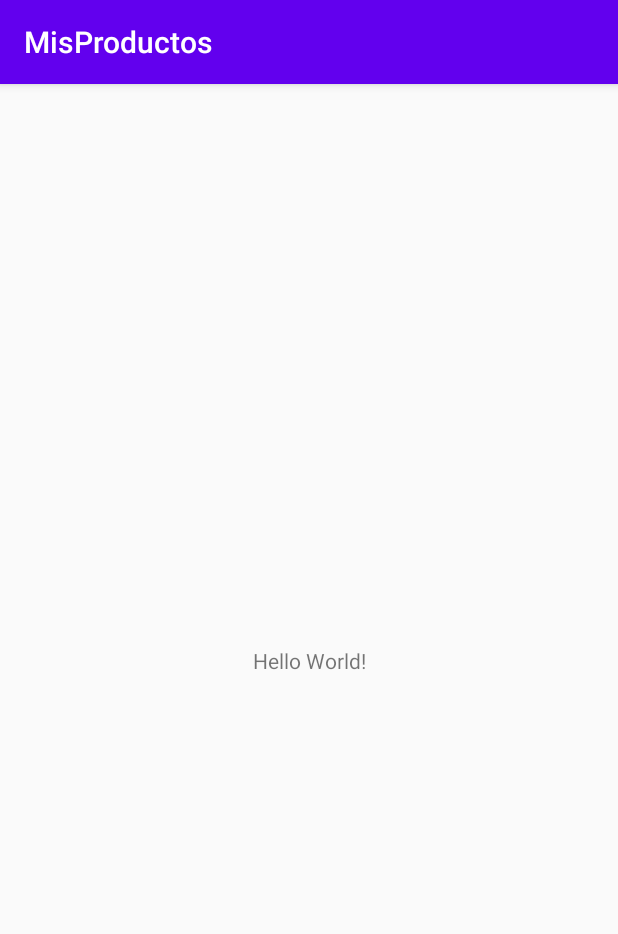
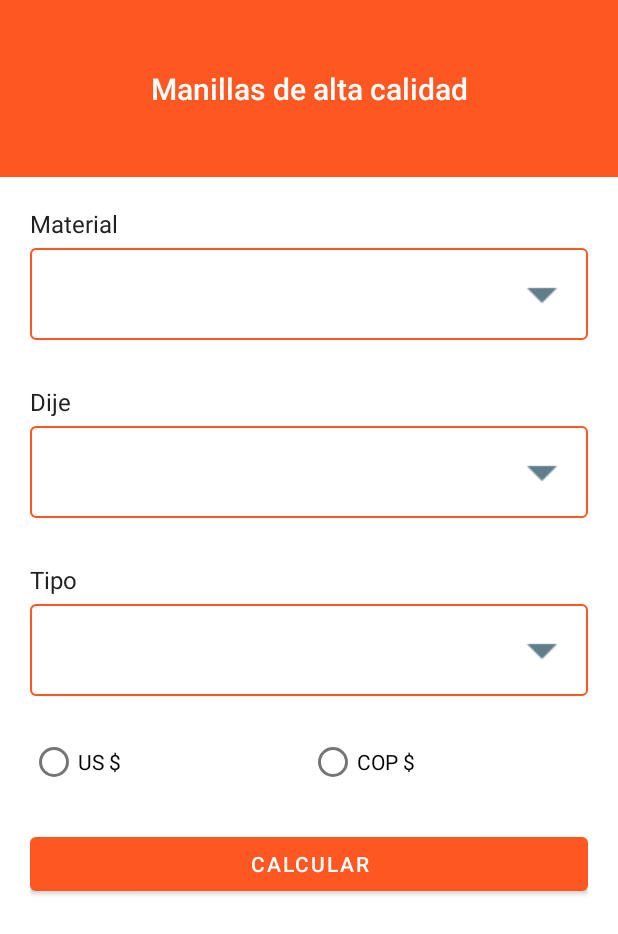
Before and after one commit to javauniversal/MisProductos, an Android app: the screen it shows after launch (ListProduct), on a phone screen of 412 x 824 dp. Shown: the top 934 px of the screen. Run offline under Robolectric (Android 15) with nearby library versions, the phone set to English and light mode, and no system bars.

Commit message:
creating the mvp architecture structure

```diff
--- a/app/build.gradle
+++ b/app/build.gradle
@@ -31,4 +31,5 @@ dependencies {
     testImplementation 'junit:junit:4.12'
     androidTestImplementation 'androidx.test.ext:junit:1.1.1'
     androidTestImplementation 'androidx.test.espresso:espresso-core:3.2.0'
+    implementation 'com.google.android.material:material:1.1.0'
 }
--- /dev/null
+++ b/app/src/main/java/com/fiiss/misproductos/entities/Material.java
@@ -0,0 +1,23 @@
+package com.fiiss.misproductos.entities;
+
+public class Material {
+
+    private int id;
+    private String description;
+
+    public int getId() {
+        return id;
+    }
+
+    public void setId(int id) {
+        this.id = id;
+    }
+
+    public String getDescription() {
+        return description;
+    }
+
+    public void setDescription(String description) {
+        this.description = description;
+    }
+}
--- /dev/null
+++ b/app/src/main/java/com/fiiss/misproductos/entities/Said.java
@@ -0,0 +1,23 @@
+package com.fiiss.misproductos.entities;
+
+public class Said {
+
+    private int id;
+    private String description;
+
+    public int getId() {
+        return id;
+    }
+
+    public void setId(int id) {
+        this.id = id;
+    }
+
+    public String getDescription() {
+        return description;
+    }
+
+    public void setDescription(String description) {
+        this.description = description;
+    }
+}
--- /dev/null
+++ b/app/src/main/java/com/fiiss/misproductos/entities/Type.java
@@ -0,0 +1,23 @@
+package com.fiiss.misproductos.entities;
+
+public class Type {
+
+    private int id;
+    private String description;
+
+    public int getId() {
+        return id;
+    }
+
+    public void setId(int id) {
+        this.id = id;
+    }
+
+    public String getDescription() {
+        return description;
+    }
+
+    public void setDescription(String description) {
+        this.description = description;
+    }
+}
--- /dev/null
+++ b/app/src/main/java/com/fiiss/misproductos/interfaces/InterfaceActivity.java
@@ -0,0 +1,22 @@
+package com.fiiss.misproductos.interfaces;
+
+public interface InterfaceActivity {
+
+    interface View {
+        //void respuestaTokenUsuarioView(UsuarioApp usuarioApp);
+        //void respuestaTolenErrorView(String data);
+    }
+
+    interface Model {
+        //void getTokenUsuarioModel(UsuarioApp usuarioApp, ServiceRestApp serviceRestApp);
+        //void getUsuarioModel(UsuarioApp usuarioApp, ServiceRestApp serviceRestApp);
+    }
+
+    interface Presenter {
+        //void getTokenUsuarioPresenter(UsuarioApp usuarioApp, ServiceRestApp serviceRestApp);
+        //void respuestaTokenPresenter(UsuarioApp usuarioApp);
+        ///void respuestaErrorTokenPresenter(String data);
+        //void getUsuarioPresenter(UsuarioApp usuarioApp, ServiceRestApp serviceRestApp);
+    }
+
+}
--- a/app/src/main/java/com/fiiss/misproductos/view/ListProduct.java
+++ b/app/src/main/java/com/fiiss/misproductos/view/ListProduct.java
@@ -3,15 +3,50 @@ package com.fiiss.misproductos.view;
 import androidx.appcompat.app.AppCompatActivity;
 
 import android.os.Bundle;
+import android.view.View;
+import android.widget.AdapterView;
+import android.widget.Button;
+import android.widget.RadioGroup;
+import android.widget.Spinner;
 
 import com.fiiss.misproductos.R;
 
-public class ListProduct extends AppCompatActivity {
+public class ListProduct extends AppCompatActivity implements View.OnClickListener, AdapterView.OnItemSelectedListener {
+
+    private Spinner spMaterial;
+    private Spinner spSaid;
+    private Spinner spType;
+    private RadioGroup radioGroup;
+    private Button btnCalcular;
 
     @Override
     protected void onCreate(Bundle savedInstanceState) {
         super.onCreate(savedInstanceState);
         setContentView(R.layout.activity_main);
+
+        spMaterial = findViewById(R.id.spMaterial);
+        spSaid = findViewById(R.id.spSaid);
+        spType = findViewById(R.id.spType);
+        radioGroup = findViewById(R.id.radioGroup);
+        btnCalcular = findViewById(R.id.btnCalcular);
+        btnCalcular.setOnClickListener(this);
+
     }
 
+    @Override
+    public void onClick(View v) {
+        if (v.getId() == R.id.btnCalcular) {
+
+        }
+    }
+
+    @Override
+    public void onItemSelected(AdapterView<?> parent, View view, int position, long id) {
+
+    }
+
+    @Override
+    public void onNothingSelected(AdapterView<?> parent) {
+
+    }
 }
--- /dev/null
+++ b/app/src/main/res/drawable/spinner_background.xml
@@ -0,0 +1,24 @@
+<?xml version="1.0" encoding="utf-8"?>
+<selector xmlns:tools="http://schemas.android.com/tools" xmlns:android="http://schemas.android.com/apk/res/android">
+    <item><layer-list>
+        <item>
+            <shape tools:ignore="ExtraText">
+                android:color="@color/>
+                <corners android:radius="3dp" />
+
+                <padding
+                    android:bottom="7dp"
+                    android:left="7dp"
+                    android:right="7dp"
+                    android:top="7dp" />
+                <stroke
+                    android:width="1dp"
+                    android:color="?attr/colorPrimary"/>
+            </shape>
+        </item>
+        <item >
+            <bitmap android:gravity="bottom|right"
+                android:src="@drawable/ic_arrow_drop_down" />
+        </item>
+    </layer-list></item>
+</selector>
--- a/app/src/main/res/layout/activity_main.xml
+++ b/app/src/main/res/layout/activity_main.xml
@@ -1,18 +1,110 @@
 <?xml version="1.0" encoding="utf-8"?>
-<androidx.constraintlayout.widget.ConstraintLayout xmlns:android="http://schemas.android.com/apk/res/android"
-    xmlns:app="http://schemas.android.com/apk/res-auto"
+<LinearLayout xmlns:android="http://schemas.android.com/apk/res/android"
     xmlns:tools="http://schemas.android.com/tools"
     android:layout_width="match_parent"
     android:layout_height="match_parent"
+    android:orientation="vertical"
     tools:context=".view.ListProduct">
 
-    <TextView
-        android:layout_width="wrap_content"
-        android:layout_height="wrap_content"
-        android:text="Hello World!"
-        app:layout_constraintBottom_toBottomOf="parent"
-        app:layout_constraintLeft_toLeftOf="parent"
-        app:layout_constraintRight_toRightOf="parent"
-        app:layout_constraintTop_toTopOf="parent" />
+    <LinearLayout
+        android:layout_width="match_parent"
+        android:layout_height="match_parent"
+        android:layout_weight="6"
+        android:background="@color/primary"
+        android:orientation="vertical"
+        android:padding="15dp">
 
-</androidx.constraintlayout.widget.ConstraintLayout>
+        <TextView
+            style="@style/TextAppearance.Widget.AppCompat.Toolbar.Title"
+            android:layout_width="match_parent"
+            android:layout_height="match_parent"
+            android:gravity="center"
+            android:text="@string/manillas_de_alta_calidad"
+            android:textColor="@color/icons" />
+
+    </LinearLayout>
+
+    <LinearLayout
+        android:layout_width="match_parent"
+        android:layout_height="match_parent"
+        android:layout_weight="1"
+        android:orientation="vertical"
+        android:padding="20dp">
+
+        <TextView
+            style="@style/TextAppearance.AppCompat.Widget.ActionMode.Subtitle"
+            android:layout_width="match_parent"
+            android:layout_height="wrap_content"
+            android:text="@string/material"
+            android:textColor="@color/primary_text" />
+
+        <Spinner
+            android:id="@+id/spMaterial"
+            android:layout_width="match_parent"
+            android:layout_height="wrap_content"
+            android:layout_marginTop="5dp"
+            android:background="@drawable/spinner_background" />
+
+        <TextView
+            style="@style/TextAppearance.AppCompat.Widget.ActionMode.Subtitle"
+            android:layout_width="match_parent"
+            android:layout_height="wrap_content"
+            android:layout_marginTop="30dp"
+            android:text="@string/dije"
+            android:textColor="@color/primary_text" />
+
+        <Spinner
+            android:id="@+id/spSaid"
+            android:layout_width="match_parent"
+            android:layout_height="wrap_content"
+            android:layout_marginTop="5dp"
+            android:background="@drawable/spinner_background" />
+
+        <TextView
+            style="@style/TextAppearance.AppCompat.Widget.ActionMode.Subtitle"
+            android:layout_width="match_parent"
+            android:layout_height="wrap_content"
+            android:layout_marginTop="30dp"
+            android:text="@string/tipo"
+            android:textColor="@color/primary_text" />
+
+        <Spinner
+            android:id="@+id/spType"
+            android:layout_width="match_parent"
+            android:layout_height="wrap_content"
+            android:layout_marginTop="5dp"
+            android:background="@drawable/spinner_background" />
+
+        <RadioGroup
+            android:id="@+id/radioGroup"
+            android:layout_width="match_parent"
+            android:layout_height="wrap_content"
+            android:layout_marginTop="20dp"
+            android:orientation="horizontal">
+
+            <RadioButton
+                android:id="@+id/rbUS"
+                android:layout_width="match_parent"
+                android:layout_height="wrap_content"
+                android:layout_weight="1"
+                android:text="@string/us" />
+
+            <RadioButton
+                android:id="@+id/rbCOP"
+                android:layout_width="match_parent"
+                android:layout_height="wrap_content"
+                android:layout_weight="1"
+                android:text="@string/cop" />
+
+        </RadioGroup>
+
+        <Button
+            android:id="@+id/btnCalcular"
+            android:layout_width="match_parent"
+            android:layout_height="wrap_content"
+            android:layout_marginTop="20dp"
+            android:text="@string/calcular" />
+
+    </LinearLayout>
+
+</LinearLayout>
--- a/app/src/main/res/values/colors.xml
+++ b/app/src/main/res/values/colors.xml
@@ -1,6 +1,11 @@
 <?xml version="1.0" encoding="utf-8"?>
 <resources>
-    <color name="colorPrimary">#6200EE</color>
-    <color name="colorPrimaryDark">#3700B3</color>
-    <color name="colorAccent">#03DAC5</color>
+    <color name="primary">#FF5722</color>
+    <color name="primary_dark">#E64A19</color>
+    <color name="primary_light">#FFCCBC</color>
+    <color name="accent">#00BCD4</color>
+    <color name="primary_text">#212121</color>
+    <color name="secondary_text">#757575</color>
+    <color name="icons">#FFFFFF</color>
+    <color name="divider">#BDBDBD</color>
 </resources>
--- a/app/src/main/res/values/strings.xml
+++ b/app/src/main/res/values/strings.xml
@@ -1,3 +1,10 @@
 <resources>
-    <string name="app_name">MisProductos</string>
+    <string name="app_name">Mis Productos</string>
+    <string name="manillas_de_alta_calidad">Manillas de alta calidad</string>
+    <string name="material">Material</string>
+    <string name="dije">Dije</string>
+    <string name="tipo">Tipo</string>
+    <string name="calcular">Calcular</string>
+    <string name="us">US $</string>
+    <string name="cop">COP $</string>
 </resources>
--- a/app/src/main/res/values/styles.xml
+++ b/app/src/main/res/values/styles.xml
@@ -1,11 +1,20 @@
 <resources>
 
     <!-- Base application theme. -->
-    <style name="AppTheme" parent="Theme.AppCompat.Light.DarkActionBar">
+    <style name="AppTheme" parent="Theme.MaterialComponents.Light.NoActionBar">
         <!-- Customize your theme here. -->
-        <item name="colorPrimary">@color/colorPrimary</item>
-        <item name="colorPrimaryDark">@color/colorPrimaryDark</item>
-        <item name="colorAccent">@color/colorAccent</item>
+        <item name="colorPrimary">@color/primary</item>
+        <item name="colorPrimaryDark">@color/primary_dark</item>
+        <item name="colorAccent">@color/accent</item>
     </style>
 
+    <style name="AppTheme.NoActionBar">
+        <item name="windowActionBar">false</item>
+        <item name="windowNoTitle">true</item>
+    </style>
+
+    <style name="AppTheme.AppBarOverlay" parent="ThemeOverlay.AppCompat.Dark.ActionBar" />
+
+    <style name="AppTheme.PopupOverlay" parent="ThemeOverlay.AppCompat.Light" />
+
 </resources>
```
Also changed, not shown: app/src/main/res/drawable/cadenas.jpg (added), app/src/main/res/drawable/ic_arrow_drop_down.png (added), 1 other file.
